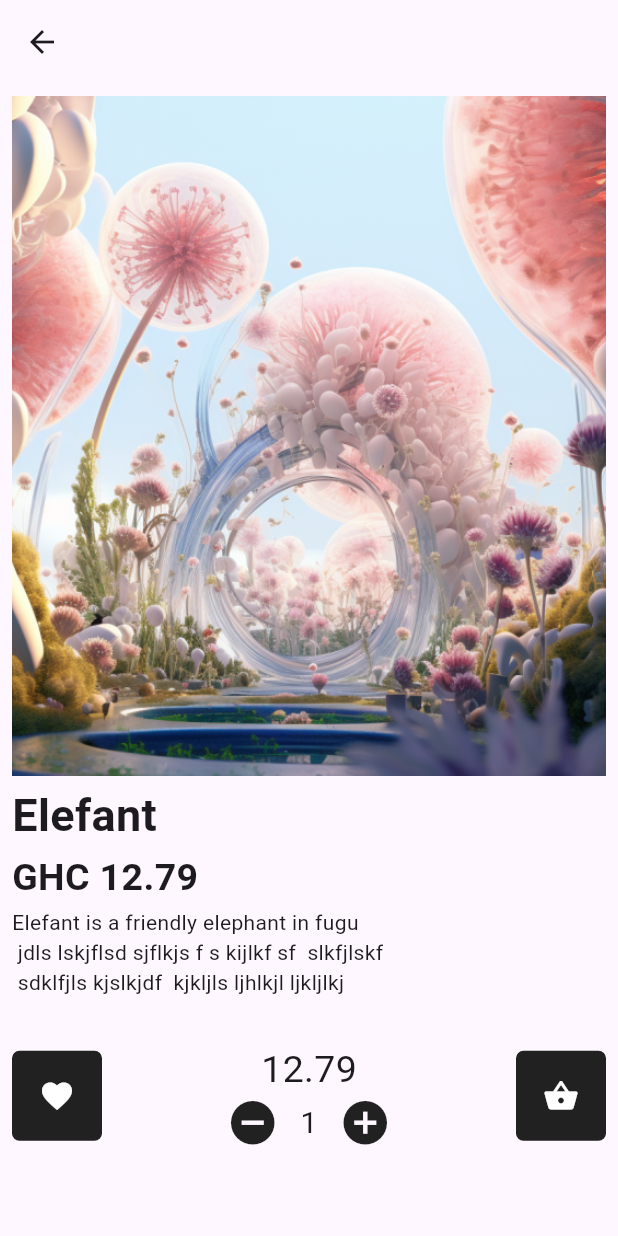
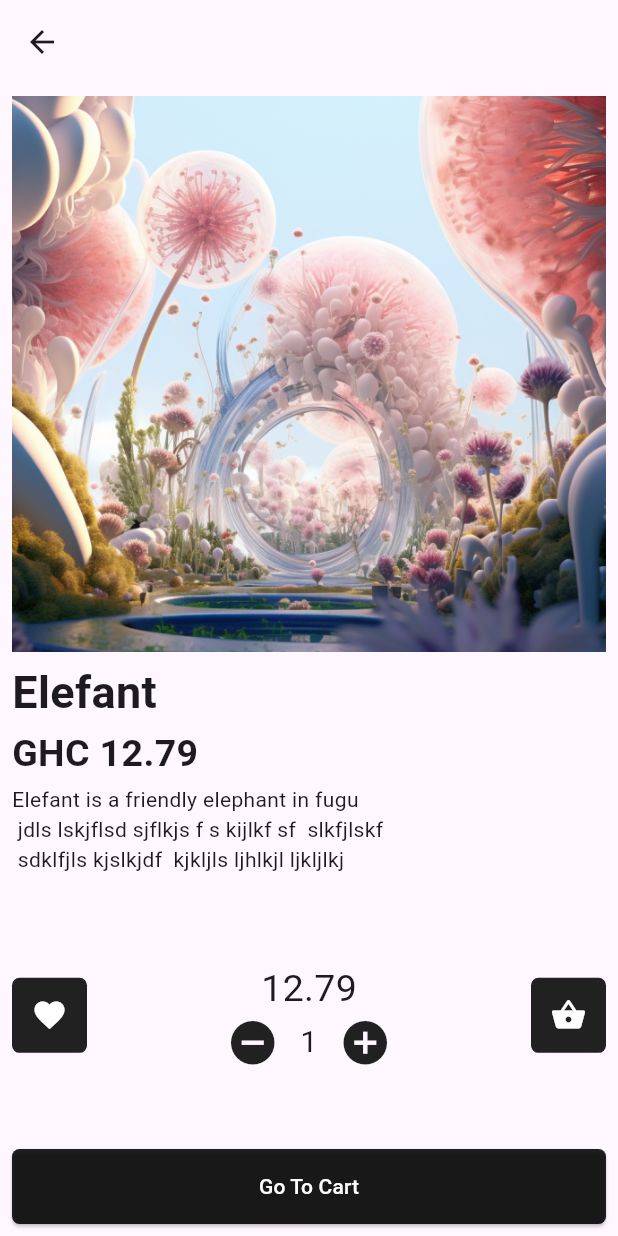
Before and after one commit to kwesikwaa/ToyShop-frontend-Flutter, a Flutter app: the ToyDetail screen opened directly with sample values from the repository, on a phone screen of 412 x 824 dp. Run offline on Flutter 3.47's test engine with Material 2 defaults, Android fonts, the phone set to English and light mode, and no system bars; our stand-ins replace webview_flutter; missing offline and left inert: flutter_paystack.

Commit message:
minor fixes

```diff
--- a/lib/components/toyItem.dart
+++ b/lib/components/toyItem.dart
@@ -119,7 +119,7 @@ class _ToyItemState extends State<ToyItem> {
                             // force rebuild for icon
                             setState(() {});
                           },
-                          child: Icon(Icons.favorite, color: wished(widget.toy)?Colors.pink:Colors.black38,)),
+                          child: Icon(Icons.favorite, color: wished(widget.toy)?Colors.pink[700]:Colors.black38,)),
                         Text("₵ ${widget.toy.price.toString()}", style: const TextStyle(fontSize:20,fontWeight: FontWeight.bold,color: Colors.black87),),
                         InkWell(
                           onTap: (){
@@ -127,7 +127,7 @@ class _ToyItemState extends State<ToyItem> {
                             // force rebuild for icon
                             setState(() {});
                           },
-                          child: Icon(Icons.shopping_basket_rounded, color: carted(widget.toy)?Colors.pink:Colors.black38,)),
+                          child: Icon(Icons.shopping_basket_rounded, color: carted(widget.toy)?Colors.pink[700]:Colors.black38,)),
                       ]
 
                     ),
--- a/lib/components/toydetail.dart
+++ b/lib/components/toydetail.dart
@@ -7,6 +7,8 @@ import 'package:toyshop/Models/wishitem.dart';
 class ToyDetail extends StatefulWidget {
 
   final Toy toy;
+
+
   const ToyDetail({super.key, required this.toy});
 
   @override
@@ -16,6 +18,7 @@ class ToyDetail extends StatefulWidget {
 class _ToyDetailState extends State<ToyDetail> {
 
   int qty =1;
+
 
 
   bool wished(Toy x){
@@ -93,7 +96,7 @@ class _ToyDetailState extends State<ToyDetail> {
                 children: [
                  Container(
                     width: double.infinity,
-                    height: MediaQuery.of(context).size.height*.55,
+                    height: MediaQuery.of(context).size.height*.45,
                     child: Hero(tag:widget.toy.thumbnail,child: Image.asset(widget.toy.thumbnail, fit:BoxFit.cover)),
                   ),
                   const SizedBox(height: 5),
@@ -105,9 +108,7 @@ class _ToyDetailState extends State<ToyDetail> {
                   const SizedBox(height: 5),
                 ],
             ),
-            Container(
-              margin: const EdgeInsets.only(bottom: 50),
-              child: Row(
+            Row(
               mainAxisAlignment: MainAxisAlignment.spaceBetween,
               children: [
                 InkWell(
@@ -116,13 +117,13 @@ class _ToyDetailState extends State<ToyDetail> {
                     setState(() {});
                   },
                   child: Container(
-                      height: 60,
-                      width: 60,
+                    height: 50,
+                    width: 50,
                     decoration: BoxDecoration(
                       color: Colors.black87,
                       borderRadius: BorderRadius.circular(5)
                     ),
-                        child: Icon(Icons.favorite, color: wished(widget.toy)?Colors.pink:Colors.white,) ,
+                      child: Icon(Icons.favorite, color: wished(widget.toy)?Colors.pink[700]:Colors.white,) ,
 
                   ),
                 ),
@@ -168,19 +169,33 @@ class _ToyDetailState extends State<ToyDetail> {
                     setState(() {});
                   },
                   child: Container(
-                      height: 60,
-                      width: 60,
+                    height: 50,
+                    width: 50,
                     decoration: BoxDecoration(
                       color: Colors.black87,
                       borderRadius: BorderRadius.circular(5)
                     ),
-                      child: Icon(Icons.shopping_basket, color: carted(widget.toy)?Colors.pink: Colors.white,) ,
+                    child: Icon(Icons.shopping_basket, color: carted(widget.toy)?Colors.pink[700]: Colors.white,) ,
                     ),
                   ),
               ],
             ),
+            SizedBox(
+                width: double.infinity,
+                child: ElevatedButton(
+                  onPressed: (){
+
+                    Navigator.pop(context);
+                  },
+                  style: ElevatedButton.styleFrom(
+                    padding: const EdgeInsets.symmetric(vertical: 15),
+                    foregroundColor: Colors.white,
+                    shape: RoundedRectangleBorder(borderRadius: BorderRadius.circular(5)),
+                    backgroundColor: Colors.black87
+                  ),
+                  child: const Text('Go To Cart'),
+                ),
             )
-
         ]),
       ),
     );
--- a/lib/components/transactionhistorydetail.dart
+++ b/lib/components/transactionhistorydetail.dart
@@ -53,9 +53,10 @@ class TransactionHistoryDetail extends StatelessWidget {
                   Navigator.pop(context);
                 },
                 style: ElevatedButton.styleFrom(
+                  padding: const EdgeInsets.symmetric(vertical: 15),
                   foregroundColor: Colors.white,
                   shape: RoundedRectangleBorder(borderRadius: BorderRadius.circular(5)),
-                  backgroundColor: Colors.deepPurple
+                  backgroundColor: Colors.black87
                 ),
                 child: const Text('Download Receipt')
               ),
--- a/lib/main.dart
+++ b/lib/main.dart
@@ -4,6 +4,7 @@ import 'package:toyshop/Models/example_toylist.dart';
 import 'package:toyshop/routes/cart.dart';
 // import 'package:toyshop/routes/shop.dart';
 import 'package:toyshop/routes/profile.dart';
+import 'package:toyshop/routes/shop.dart';
 import 'package:toyshop/routes/shopwithsliver.dart';
 import 'package:toyshop/routes/wishlist.dart';
 
@@ -112,6 +113,7 @@ class _InitAreaState extends State<InitArea> {
           color: Colors.red,
           height: 79,
           child: BottomNavigationBar(
+
             iconSize: 35,
             showSelectedLabels: false,
             showUnselectedLabels: false,
--- a/lib/routes/cart.dart
+++ b/lib/routes/cart.dart
@@ -153,6 +153,7 @@ class _CartRouteState extends State<CartRoute> {
 
                   style: ElevatedButton.styleFrom(
                     foregroundColor: Colors.white,
+                    padding: const EdgeInsets.symmetric(vertical: 15),
                     shape: RoundedRectangleBorder(borderRadius: BorderRadius.circular(5)),
                     backgroundColor: Colors.black87
                   ),
```
Also changed, not shown: lib/routes/shopwithsliver.dart (+4 -4 lines). Lines whose indentation alone changed are shown as unchanged.
